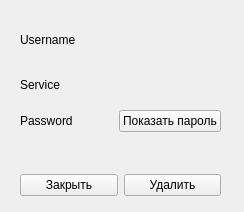
Qt form ui/read_password.ui (TimurKhen/SCAT) before a commit.
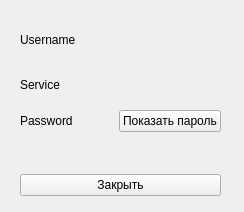
The same form after that commit.

```diff
--- a/ui/read_password.ui
+++ b/ui/read_password.ui
@@ -74,13 +74,6 @@
       </property>
      </widget>
     </item>
-    <item>
-     <widget class="QPushButton" name="delete_button">
-      <property name="text">
-       <string>Удалить</string>
-      </property>
-     </widget>
-    </item>
    </layout>
   </widget>
  </widget>
```
